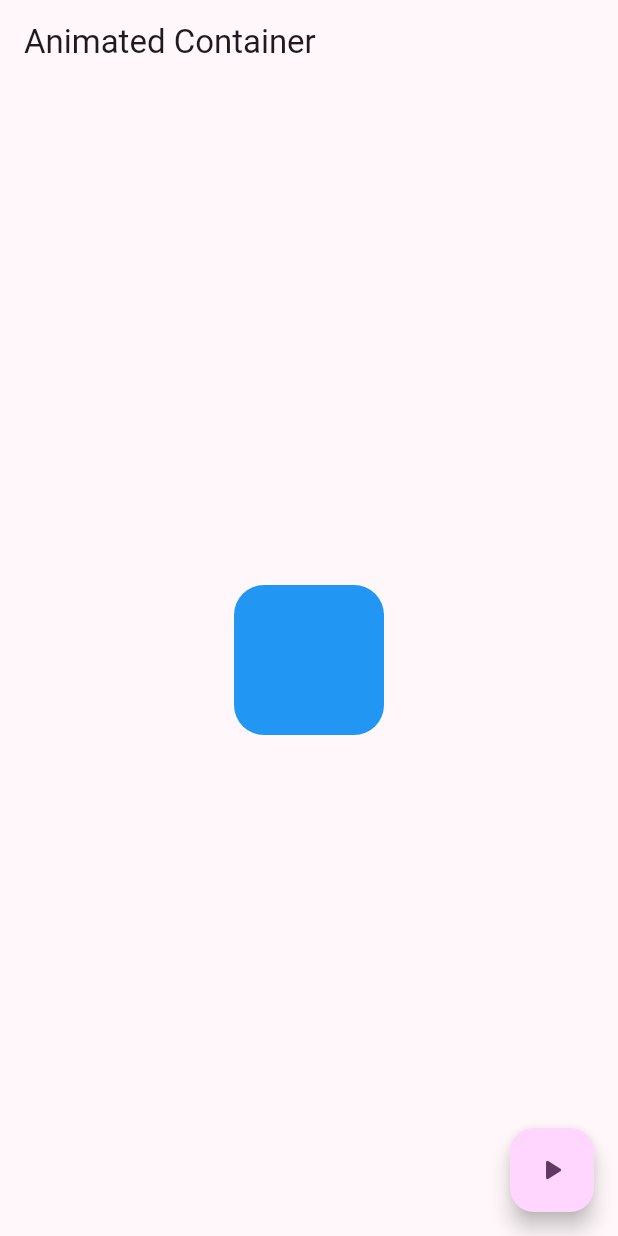
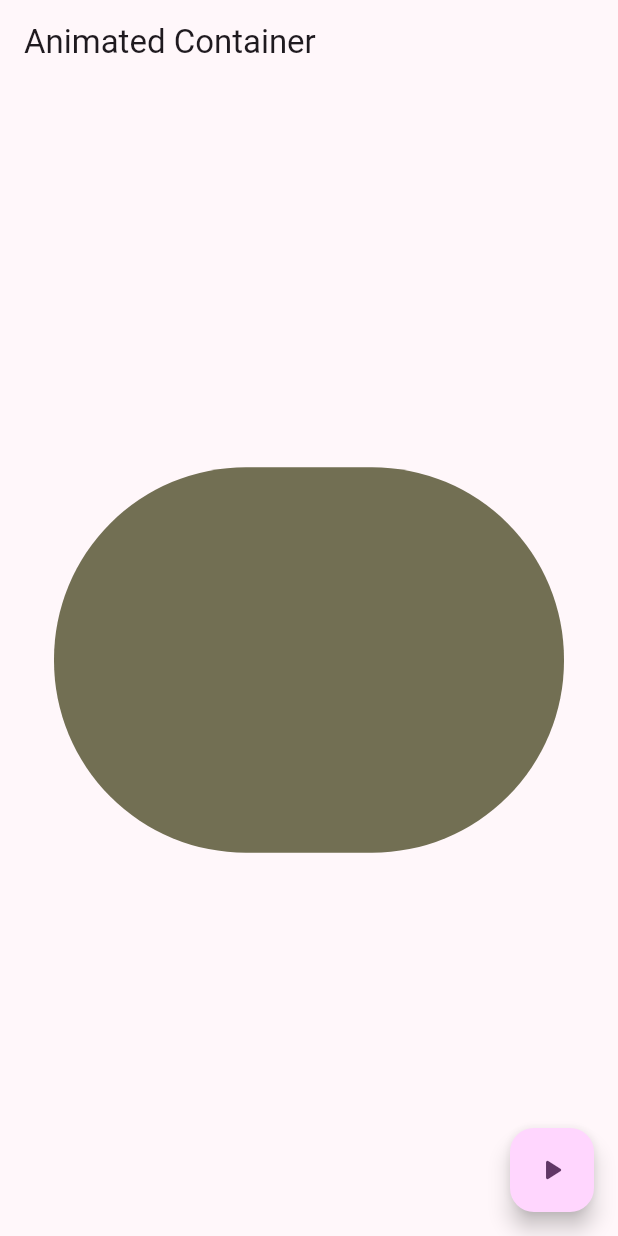
Before and after one commit to SValac/flutter_widgets_app, a Flutter app: the AnimatedScreen screen opened by its route, after a tap on the "play arrow" icon, on a phone screen of 412 x 824 dp. Run offline on Flutter 3.47's test engine with Material 3 defaults, Android fonts, the phone set to English and light mode, and no system bars; our stand-ins replace go_router.

Commit message:
feat: convert AnimatedScreen to StatefulWidget with dynamic shape changes

```diff
--- a/lib/presentation/screens/animated/animated_screen.dart
+++ b/lib/presentation/screens/animated/animated_screen.dart
@@ -1,9 +1,38 @@
+import 'dart:developer';
+import 'dart:math' show Random;
+
 import 'package:flutter/material.dart';
 
-class AnimatedScreen extends StatelessWidget {
+class AnimatedScreen extends StatefulWidget {
   static const name = 'animated_screen';
 
   const AnimatedScreen({super.key});
+
+  @override
+  State<AnimatedScreen> createState() => _AnimatedScreenState();
+}
+
+class _AnimatedScreenState extends State<AnimatedScreen> {
+  double width = 50;
+  double height = 50;
+  Color color = Colors.indigo;
+  double borderRadius = 10;
+
+  void changeShape() {
+    final random = Random();
+
+    width = random.nextInt(300) + 120;
+    height = random.nextInt(300) + 120;
+    borderRadius = random.nextInt(100) + 50;
+    color = Color.fromRGBO(
+      random.nextInt(255),
+      random.nextInt(255),
+      random.nextInt(255),
+      1,
+    );
+
+    setState(() {});
+  }
 
   @override
   Widget build(BuildContext context) {
@@ -14,17 +43,19 @@ class AnimatedScreen extends StatelessWidget {
         child: AnimatedContainer(
           duration: const Duration(milliseconds: 400),
           curve: Curves.easeOutCubic,
-          width: 100,
-          height: 100,
+          width: width <= 0 ? 0 : width,
+          height: height <= 0 ? 0 : height,
           decoration: BoxDecoration(
-            color: Colors.blue,
-            borderRadius: BorderRadius.circular(20),
+            color: color,
+            borderRadius: BorderRadius.circular(
+              borderRadius <= 0 ? 0 : borderRadius,
+            ),
           ),
         ),
       ),
 
       floatingActionButton: FloatingActionButton(
-        onPressed: () {},
+        onPressed: changeShape,
         child: const Icon(Icons.play_arrow_rounded),
       ),
     );
```
